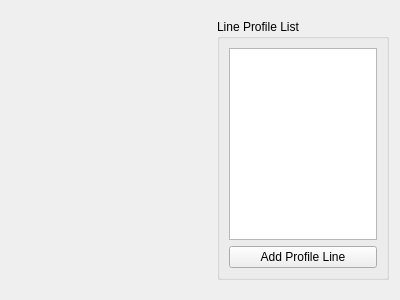
Before: the Qt Designer form source/modules/line_profile/LineProfileWidget.ui in josefkoller/ambient_image_processor, drawn with Qt 5.
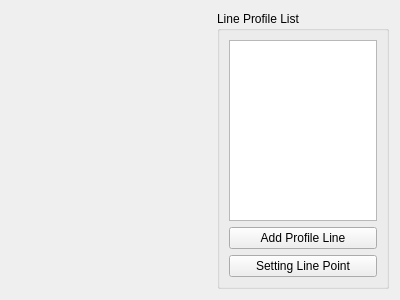
After: the same form once the commit is applied. Custom widgets are drawn as their Qt base class.

The edit to the form file:
```diff
--- a/source/modules/line_profile/LineProfileWidget.ui
+++ b/source/modules/line_profile/LineProfileWidget.ui
@@ -68,6 +68,13 @@
         </property>
        </widget>
       </item>
+      <item>
+       <widget class="QPushButton" name="setting_line_point_button">
+        <property name="text">
+         <string>Setting Line Point</string>
+        </property>
+       </widget>
+      </item>
      </layout>
     </widget>
    </item>
```
